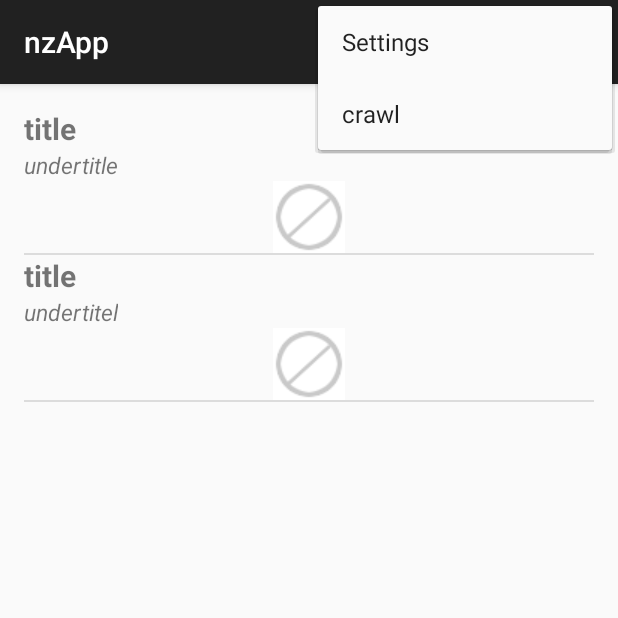
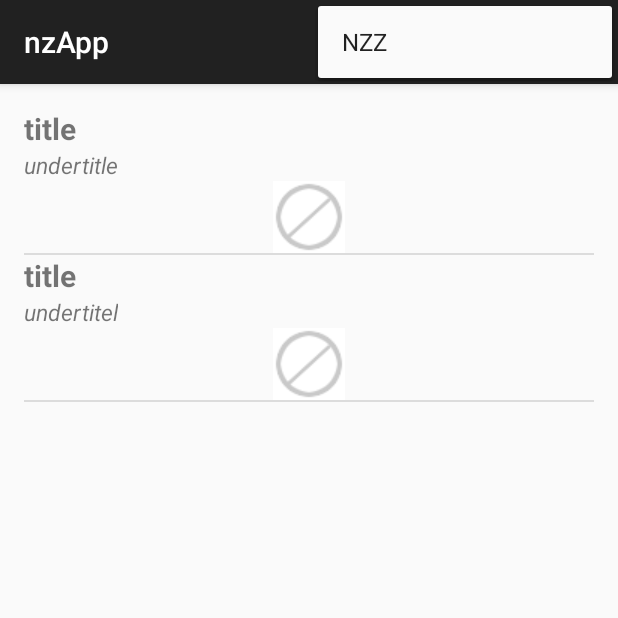
Before and after one commit to cintoros/nzApp, an Android app: the screen it shows after launch (MainActivity), with the options menu open, on a phone screen of 412 x 824 dp, the top half of it. Run offline under Robolectric (Android 15) with nearby library versions, the phone set to English and light mode, and no system bars; libraries missing offline, so code that uses them is left out: retrofit.client; 2 statements that could not run were skipped.

Commit message:
changed menu settings
changed menu to reload List/ return to MainActivity
removed not needed items/strings

```diff
--- a/nzApp/app/src/main/java/fhnw/ch/nzapp/MainActivity.java
+++ b/nzApp/app/src/main/java/fhnw/ch/nzapp/MainActivity.java
@@ -48,16 +48,11 @@ public class MainActivity extends AppCompatActivity implements NewsListener {
 
     @Override
     public boolean onOptionsItemSelected(MenuItem item) {
-        // Handle action bar item clicks here. The action bar will
-        // automatically handle clicks on the Home/Up button, so long
-        // as you specify a parent activity in AndroidManifest.xml.
         int id = item.getItemId();
-        //noinspection SimplifiableIfStatement
         if (id == R.id.action_settings) {
             newsService.getNewsByLanguage(Language.DE);
             return true;
         }
-
         return super.onOptionsItemSelected(item);
     }
 
--- a/nzApp/app/src/main/res/menu/menu_main.xml
+++ b/nzApp/app/src/main/res/menu/menu_main.xml
@@ -7,9 +7,4 @@
         android:orderInCategory="100"
         android:title="@string/action_settings"
         app:showAsAction="never" />
-    <item
-        android:id="@+id/crawl"
-        android:orderInCategory="101"
-        android:title="@string/action_crawl"
-        app:showAsAction="never" />
 </menu>
--- a/nzApp/app/src/main/res/values/strings.xml
+++ b/nzApp/app/src/main/res/values/strings.xml
@@ -1,8 +1,6 @@
 <resources>
     <string name="app_name">nzApp</string>
 
-    <string name="hello_world">Hello world!</string>
-    <string name="action_settings">Settings</string>
-    <string name="action_crawl">crawl</string>
+    <string name="action_settings">NZZ</string>
     <string name="title_activity_web_browser">WebBrowser</string>
 </resources>
```
Also changed, not shown: nzApp/app/src/main/java/fhnw/ch/nzapp/WebBrowser.java (+3 -8 lines), nzApp/app/src/main/res/menu/menu_web_browser.xml (+7 -3 lines).
